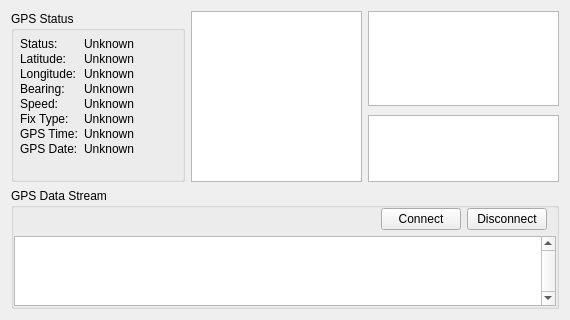
Above: ground/src/plugins/gpsdisplay/gpsdisplaywidget.ui from openpilot/OpenPilot before the change. Below: the same form after it.
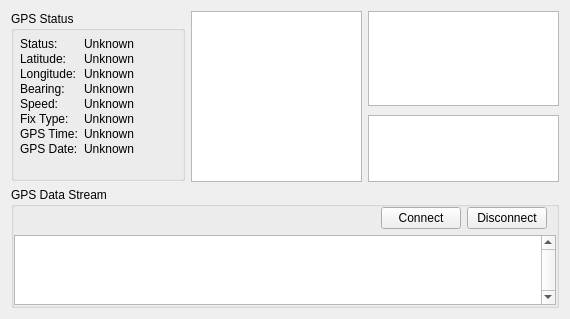
That is the form after the change.

Commit message: Little bit of cleanup, move Designer set properties to designer and out of cpp, and update the comment on fitInView (it doesn't work cause we're not shown yet, but fixed is fine since the widget is fixed size too).

```diff
--- a/ground/src/plugins/gpsdisplay/gpsdisplaywidget.ui
+++ b/ground/src/plugins/gpsdisplay/gpsdisplaywidget.ui
@@ -11,11 +11,17 @@
    </rect>
   </property>
   <property name="sizePolicy">
-   <sizepolicy hsizetype="Expanding" vsizetype="Expanding">
+   <sizepolicy hsizetype="MinimumExpanding" vsizetype="MinimumExpanding">
     <horstretch>0</horstretch>
     <verstretch>0</verstretch>
    </sizepolicy>
   </property>
+  <property name="minimumSize">
+   <size>
+    <width>500</width>
+    <height>300</height>
+   </size>
+  </property>
   <property name="windowTitle">
    <string>Form</string>
   </property>
```
The commit also changes 1 other file.
